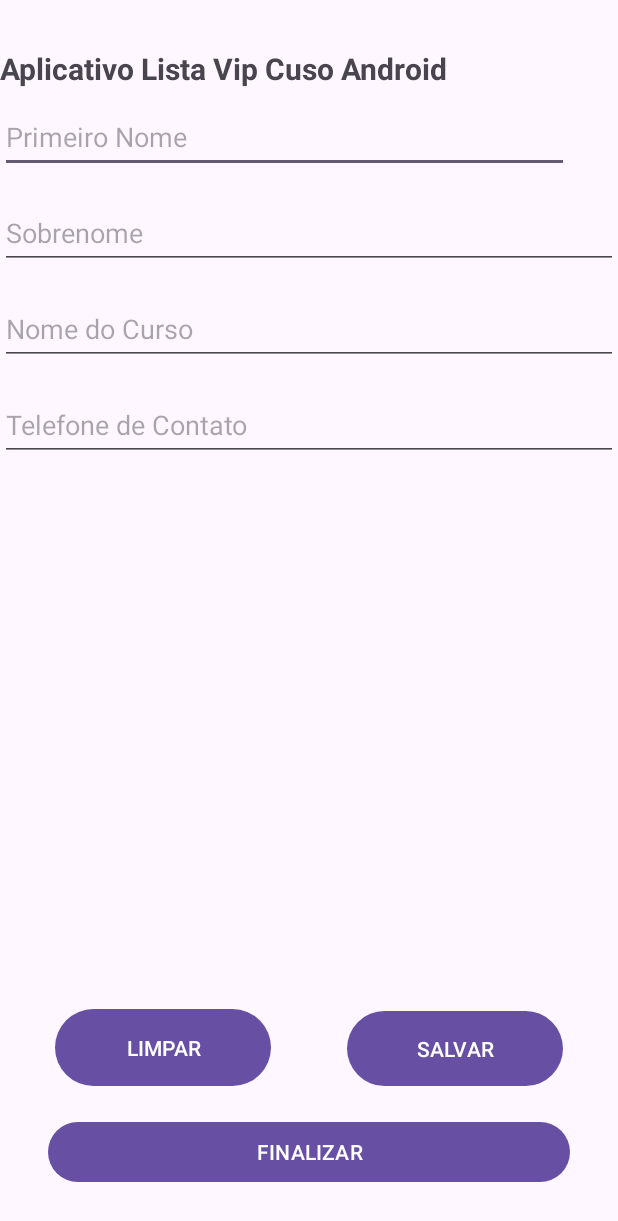
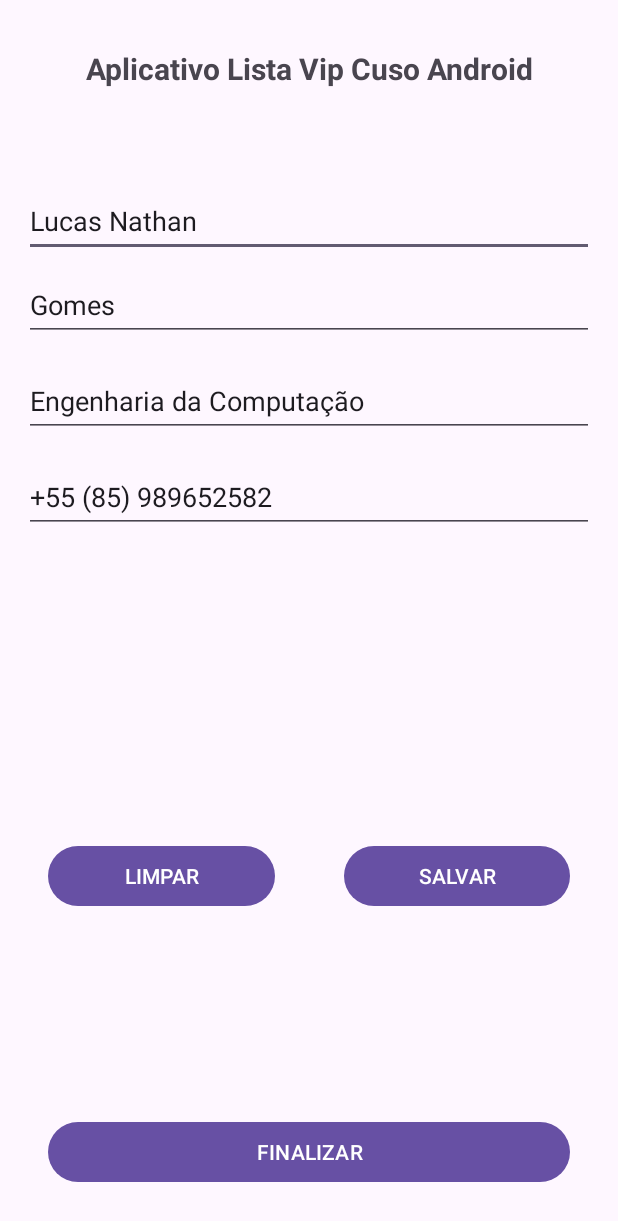
Before and after one commit to marcbaraGomes/developerAndroid2023, an Android app: the screen it shows after launch (MainActivity), on a phone screen of 412 x 824 dp. Shown: the top 1221 px of the screen. Run offline under Robolectric (Android 15) with nearby library versions, the phone set to English and light mode, and no system bars.

Commit message:
Carregar valores para os campos EditText.

```diff
--- a/AppListaCurso/app/src/main/AndroidManifest.xml
+++ b/AppListaCurso/app/src/main/AndroidManifest.xml
@@ -13,7 +13,7 @@
         android:theme="@style/Theme.AppListaCurso"
         tools:targetApi="31">
         <activity
-            android:name=".MainActivity"
+            android:name=".view.MainActivity"
             android:exported="true">
             <intent-filter>
                 <action android:name="android.intent.action.MAIN" />
--- a/AppListaCurso/app/src/main/java/com/marcbaragom/applistacurso/MainActivity.java
+++ /dev/null
@@ -1,14 +0,0 @@
-package com.marcbaragom.applistacurso;
-
-import androidx.appcompat.app.AppCompatActivity;
-
-import android.os.Bundle;
-
-public class MainActivity extends AppCompatActivity {
-
-    @Override
-    protected void onCreate(Bundle savedInstanceState) {
-        super.onCreate(savedInstanceState);
-        setContentView(R.layout.activity_main);
-    }
-}
--- /dev/null
+++ b/AppListaCurso/app/src/main/java/com/marcbaragom/applistacurso/model/Pessoa.java
@@ -0,0 +1,52 @@
+package com.marcbaragom.applistacurso.model;
+
+public class Pessoa {
+    private String primeiroNome;
+    private String sobreNome;
+    private String nomeCurso;
+    private String foneContato;
+
+    public Pessoa() { }
+
+    public String getPrimeiroNome() {
+        return primeiroNome;
+    }
+
+    public void setPrimeiroNome(String primeiroNome) {
+        this.primeiroNome = primeiroNome;
+    }
+
+    public String getSobreNome() {
+        return sobreNome;
+    }
+
+    public void setSobreNome(String sobreNome) {
+        this.sobreNome = sobreNome;
+    }
+
+    public String getNomeCurso() {
+        return nomeCurso;
+    }
+
+    public void setNomeCurso(String nomeCurso) {
+        this.nomeCurso = nomeCurso;
+    }
+
+    public String getFoneContato() {
+        return foneContato;
+    }
+
+    public void setFoneContato(String foneContato) {
+        this.foneContato = foneContato;
+    }
+
+    @Override
+    public String toString() {
+        return "Pessoa{" +
+                "primeiroNome='" + primeiroNome + '\'' +
+                ", sobreNome='" + sobreNome + '\'' +
+                ", nomeCurso='" + nomeCurso + '\'' +
+                ", foneContato='" + foneContato + '\'' +
+                '}';
+    }
+}
--- /dev/null
+++ b/AppListaCurso/app/src/main/java/com/marcbaragom/applistacurso/view/MainActivity.java
@@ -0,0 +1,47 @@
+package com.marcbaragom.applistacurso.view;
+
+import androidx.appcompat.app.AppCompatActivity;
+
+import android.os.Bundle;
+import android.util.Log;
+import android.widget.Button;
+import android.widget.EditText;
+
+import com.marcbaragom.applistacurso.R;
+import com.marcbaragom.applistacurso.model.Pessoa;
+
+public class MainActivity extends AppCompatActivity {
+    private Pessoa pessoa;
+    EditText editPrimNome;
+    EditText editSobrenome;
+    EditText editNomeCurso;
+    EditText editContato;
+    Button buttonLimpar;
+    Button buttonSalvar;
+    Button buttonFinaliza;
+
+    @Override
+    protected void onCreate(Bundle savedInstanceState) {
+        super.onCreate(savedInstanceState);
+        setContentView(R.layout.activity_main);
+
+        pessoa = new Pessoa();
+        pessoa.setPrimeiroNome("Lucas Nathan");
+        pessoa.setSobreNome("Gomes");
+        pessoa.setNomeCurso("Engenharia da Computação");
+        pessoa.setFoneContato("+55 (85) 989652582");
+
+        editPrimNome = findViewById(R.id.editPrimNome);
+        editSobrenome = findViewById(R.id.editSobrenome);
+        editNomeCurso = findViewById(R.id.editNomeCurso);
+        editContato = findViewById(R.id.editContato);
+
+        editPrimNome.setText(pessoa.getPrimeiroNome());
+        editSobrenome.setText(pessoa.getSobreNome());
+        editNomeCurso.setText(pessoa.getNomeCurso());
+        editContato.setText(pessoa.getFoneContato());
+
+
+
+    }
+}
--- a/AppListaCurso/app/src/main/res/layout/activity_main.xml
+++ b/AppListaCurso/app/src/main/res/layout/activity_main.xml
@@ -5,91 +5,105 @@
     android:layout_width="match_parent"
     android:layout_height="match_parent"
     android:layout_gravity="clip_vertical"
-    tools:context=".MainActivity">
+    tools:context=".view.MainActivity">
 
-    <TextView
-        android:id="@+id/textTitulo"
+    <TextView android:id="@+id/textTitulo"
         android:layout_width="wrap_content"
         android:layout_height="wrap_content"
+        android:layout_marginStart="56dp"
         android:layout_marginTop="32dp"
+        android:layout_marginEnd="56dp"
+        android:layout_marginBottom="32dp"
         android:text="@string/txt_titulo"
         android:textSize="20sp"
         android:textStyle="bold"
-        app:layout_constraintTop_toTopOf="parent"
-        tools:layout_editor_absoluteX="56dp" />
+        app:layout_constraintBottom_toTopOf="@+id/editPrimNome"
+        app:layout_constraintEnd_toEndOf="parent"
+        app:layout_constraintStart_toStartOf="parent"
+        app:layout_constraintTop_toTopOf="parent" />
 
-    <EditText
-        android:id="@+id/editPrimNome"
-        android:layout_width="379dp"
+    <EditText android:id="@+id/editPrimNome"
+        android:layout_width="0dp"
         android:layout_height="48dp"
-
-        android:layout_marginTop="8dp"
+        android:layout_marginStart="16dp"
+        android:layout_marginTop="32dp"
+        android:layout_marginEnd="16dp"
+        android:layout_marginBottom="16dp"
         android:ems="10"
         android:hint="@string/txt_hint_edit_primeiro_nome"
         android:inputType="text"
-        app:layout_constraintTop_toBottomOf="@+id/textTitulo"
-        tools:layout_editor_absoluteX="16dp" />
+        app:layout_constraintBottom_toTopOf="@+id/editSobrenome"
+        app:layout_constraintEnd_toEndOf="parent"
+        app:layout_constraintStart_toStartOf="parent"
+        app:layout_constraintTop_toBottomOf="@+id/textTitulo" />
 
-    <EditText
-        android:id="@+id/editSobrenome"
+    <EditText android:id="@+id/editSobrenome"
         android:layout_width="match_parent"
         android:layout_height="48dp"
-        android:layout_marginTop="16dp"
+        android:layout_marginStart="16dp"
+        android:layout_marginTop="8dp"
+        android:layout_marginEnd="16dp"
         android:ems="10"
         android:hint="@string/txt_hint_edit_sobrenome"
         android:inputType="text"
-        app:layout_constraintTop_toBottomOf="@+id/editPrimNome"
-        tools:layout_editor_absoluteX="16dp" />
+        app:layout_constraintEnd_toEndOf="parent"
+        app:layout_constraintStart_toStartOf="parent"
+        app:layout_constraintTop_toBottomOf="@+id/editPrimNome" />
 
-    <EditText
-        android:id="@+id/editNomCurso"
+    <EditText android:id="@+id/editNomeCurso"
         android:layout_width="match_parent"
         android:layout_height="48dp"
+        android:layout_marginStart="16dp"
         android:layout_marginTop="16dp"
+        android:layout_marginEnd="16dp"
         android:ems="10"
         android:hint="@string/txt_hint_edit_nome_do_curso"
         android:inputType="text"
+        app:layout_constraintEnd_toEndOf="parent"
+        app:layout_constraintStart_toStartOf="parent"
         app:layout_constraintTop_toBottomOf="@+id/editSobrenome"
-        tools:ignore="Autofill"
-        tools:layout_editor_absoluteX="16dp" />
+        tools:ignore="Autofill" />
 
-    <EditText
-        android:id="@+id/editContato"
+    <EditText android:id="@+id/editContato"
         android:layout_width="match_parent"
         android:layout_height="48dp"
+        android:layout_marginStart="16dp"
         android:layout_marginTop="16dp"
+        android:layout_marginEnd="16dp"
         android:ems="10"
         android:hint="@string/txt_hint_edit_telefone_de_contato"
         android:inputType="text"
-        app:layout_constraintTop_toBottomOf="@+id/editNomCurso"
-        tools:layout_editor_absoluteX="16dp" />
+        app:layout_constraintEnd_toEndOf="parent"
+        app:layout_constraintStart_toStartOf="parent"
+        app:layout_constraintTop_toBottomOf="@+id/editNomeCurso" />
 
 
-    <Button
-        android:id="@+id/buttonLimpar"
-        android:layout_width="144dp"
-        android:layout_height="59dp"
+    <Button android:id="@+id/buttonLimpar"
+        android:layout_width="0dp"
+        android:layout_height="wrap_content"
         android:layout_marginStart="32dp"
+        android:layout_marginTop="100dp"
         android:layout_marginEnd="46dp"
-        android:layout_marginBottom="16dp"
+        android:layout_marginBottom="32dp"
         android:text="@string/txt_button_limpar"
         app:layout_constraintBottom_toTopOf="@+id/buttonFinaliza"
         app:layout_constraintEnd_toStartOf="@+id/buttonSalvar"
-        app:layout_constraintStart_toStartOf="parent" />
+        app:layout_constraintStart_toStartOf="parent"
+        app:layout_constraintTop_toBottomOf="@+id/editContato" />
 
-    <Button
-        android:id="@+id/buttonSalvar"
-        android:layout_width="144dp"
-        android:layout_height="58dp"
+    <Button android:id="@+id/buttonSalvar"
+        android:layout_width="0dp"
+        android:layout_height="wrap_content"
+        android:layout_marginTop="100dp"
         android:layout_marginEnd="32dp"
-        android:layout_marginBottom="16dp"
+        android:layout_marginBottom="32dp"
         android:text="@string/txt_button_salvar"
         app:layout_constraintBottom_toTopOf="@+id/buttonFinaliza"
         app:layout_constraintEnd_toEndOf="parent"
-        app:layout_constraintStart_toEndOf="@+id/buttonLimpar" />
+        app:layout_constraintStart_toEndOf="@+id/buttonLimpar"
+        app:layout_constraintTop_toBottomOf="@+id/editContato" />
 
-    <Button
-        android:id="@+id/buttonFinaliza"
+    <Button android:id="@+id/buttonFinaliza"
         android:layout_width="match_parent"
         android:layout_height="wrap_content"
         android:layout_marginStart="32dp"
--- a/AppListaCurso/app/src/main/res/values/strings.xml
+++ b/AppListaCurso/app/src/main/res/values/strings.xml
@@ -1,6 +1,5 @@
 <resources>
     <string name="app_name">AppListaCurso</string>
-    <string name="txt_titulo">Aplicativo Lista Vip Cuso Android</string>
     <string name="txt_hint_edit_primeiro_nome">Primeiro Nome</string>
     <string name="txt_hint_edit_sobrenome">Sobrenome</string>
     <string name="txt_hint_edit_nome_do_curso">Nome do Curso</string>
@@ -8,4 +7,5 @@
     <string name="txt_button_limpar">LIMPAR</string>
     <string name="txt_button_salvar">SALVAR</string>
     <string name="txt_button_finalizar">FINALIZAR</string>
+    <string name="txt_titulo">Aplicativo Lista Vip Cuso Android</string>
 </resources>
```
